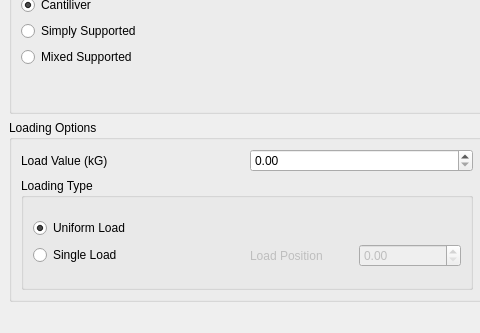
Old version of the form mainwindow.ui in the repository opensourcereality/beambending; both pictures show x 0 to 480 and y 265 to 598 of the 976 by 598 pixel window.
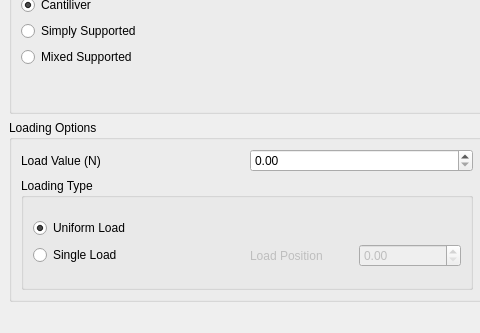
New version of the form.

What changed in the file:
```diff
--- a/mainwindow.ui
+++ b/mainwindow.ui
@@ -134,7 +134,7 @@
              <item>
               <widget class="QLabel" name="label_5">
                <property name="text">
-                <string>Load Value (kG)</string>
+                <string>Load Value (N)</string>
                </property>
               </widget>
              </item>
```
Left out of the diff: 2 changed lines with no effect on the pictures.
